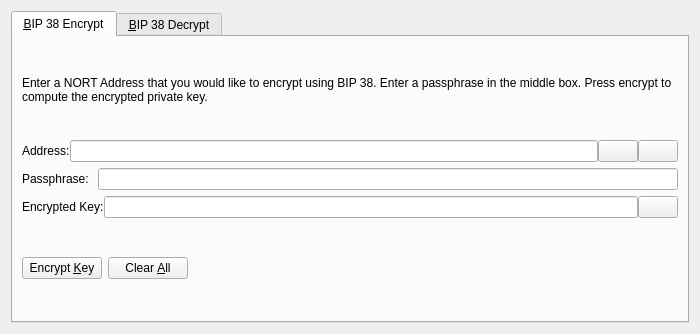
This is src/qt/forms/bip38tooldialog.ui in epiccoinio/Epic as Qt 5 draws it before an edit. The edited form follows.
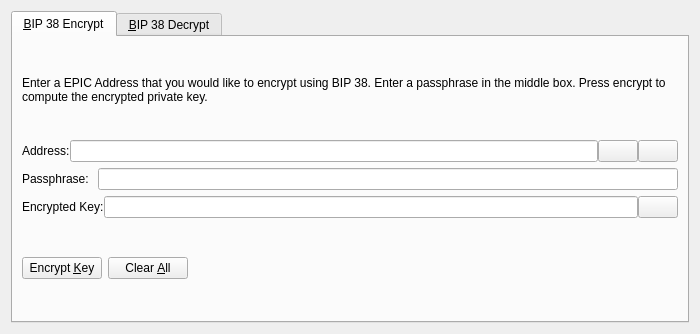
This is the edited form. The open tabs and pages were chosen to show the change. Icons and pictures are not drawn. Custom widgets are drawn as their Qt base class.

```diff
--- a/src/qt/forms/bip38tooldialog.ui
+++ b/src/qt/forms/bip38tooldialog.ui
@@ -30,7 +30,7 @@
        <item>
         <widget class="QLabel" name="infoLabel_ENC">
          <property name="text">
-          <string>Enter a NORT Address that you would like to encrypt using BIP 38. Enter a passphrase in the middle box. Press encrypt to compute the encrypted private key.</string>
+          <string>Enter a EPIC Address that you would like to encrypt using BIP 38. Enter a passphrase in the middle box. Press encrypt to compute the encrypted private key.</string>
          </property>
          <property name="textFormat">
           <enum>Qt::PlainText</enum>
```
Left out of the diff: 8 changed lines with no effect on the pictures.
